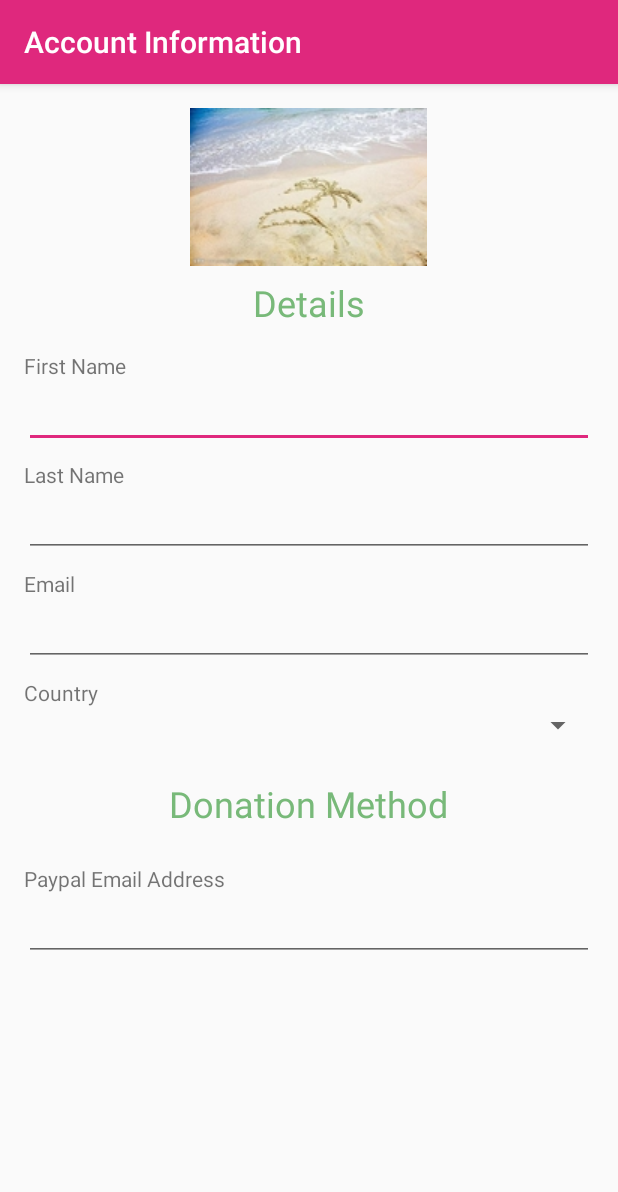
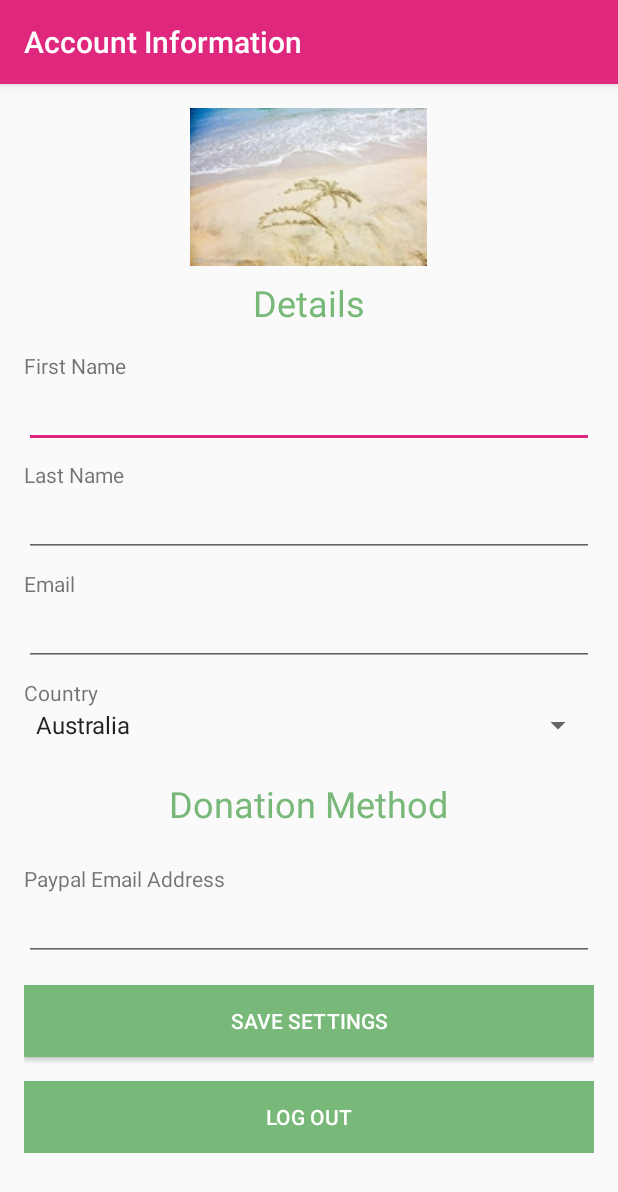
Before and after one commit to jaaasonwu/playgroundideas, an Android app: the AccountInfoActivity screen opened directly, with no data from a screen before it, on a phone screen of 412 x 824 dp. Shown: the top 1192 px of the screen. Run offline under Robolectric (Android 15) with nearby library versions, the phone set to English and light mode, and no system bars.

Commit message:
Implement account information page. Use dependency injection for login. Add forget password. Link sign up to API call.

```diff
--- a/app/src/main/java/com/playgroundideas/playgroundideas/AccountInfoActivity.java
+++ b/app/src/main/java/com/playgroundideas/playgroundideas/AccountInfoActivity.java
@@ -1,17 +1,88 @@
 package com.playgroundideas.playgroundideas;
 
+import android.content.Context;
+import android.content.Intent;
 import android.os.Bundle;
 import android.support.annotation.Nullable;
 import android.support.v7.app.AppCompatActivity;
+import android.view.View;
+import android.widget.ArrayAdapter;
+import android.widget.Button;
+import android.widget.EditText;
+import android.widget.Spinner;
+
+import com.playgroundideas.playgroundideas.datasource.remote.LoginWebservice;
+import com.playgroundideas.playgroundideas.di.screens.DaggerLoginComponent;
+import com.playgroundideas.playgroundideas.di.screens.LoginComponent;
+import com.playgroundideas.playgroundideas.login.LoginActivity;
+
+import javax.inject.Inject;
 
 /**
  * Created by Jason Wu on 9/30/2017.
  */
 
 public class AccountInfoActivity extends AppCompatActivity {
+    public static final String[] mCountries = {"Australia","American","South Africa","China"};
+
+    private Button mSaveButton;
+    private Button mLogoutButton;
+    private EditText mFirstName;
+    private EditText mLastName;
+    private EditText mEmail;
+    private Spinner mCountry;
+    private EditText mPaypal;
+    private LoginComponent mLoginComponent;
+    @Inject
+    LoginWebservice mLoginWebservice;
     @Override
     protected void onCreate(@Nullable Bundle savedInstanceState) {
         super.onCreate(savedInstanceState);
         setContentView(R.layout.activity_account_info);
+
+        mLoginComponent = DaggerLoginComponent.builder().build();
+        mLoginComponent.inject(this);
+
+        mSaveButton = findViewById(R.id.save_button);
+        mLogoutButton = findViewById(R.id.logout_button);
+        mSaveButton.setOnClickListener(new OnSaveClick());
+        mLogoutButton.setOnClickListener(new OnLogoutClick(this));
+
+        mFirstName = findViewById(R.id.firstname_text);
+        mLastName = findViewById(R.id.lastname_text);
+        mEmail = findViewById(R.id.email_text);
+        mCountry = findViewById(R.id.spinner_countires);
+        mPaypal = findViewById(R.id.paypal_email);
+        setUpSpinner();
+    }
+
+    private void setUpSpinner() {
+        ArrayAdapter<String> adapter = new ArrayAdapter<>(this,
+                android.R.layout.simple_spinner_item,mCountries);
+        adapter.setDropDownViewResource(android.R.layout.simple_spinner_dropdown_item);
+        mCountry.setAdapter(adapter);
+        mCountry.setSelection(0);
+    }
+    private class OnSaveClick implements View.OnClickListener {
+        @Override
+        public void onClick(View view) {
+            mLoginWebservice.updateInfo(mFirstName.getText().toString(),
+                    mLastName.getText().toString(),
+                    mEmail.getText().toString(),
+                    (String)mCountry.getSelectedItem(),
+                    mPaypal.getText().toString());
+        }
+    }
+
+    private class OnLogoutClick implements View.OnClickListener {
+        private Context mContext;
+        public OnLogoutClick(Context context) {
+            mContext = context;
+        }
+        @Override
+        public void onClick(View view) {
+            Intent intent = new Intent(mContext, LoginActivity.class);
+            startActivity(intent);
+        }
     }
 }
--- a/app/src/main/java/com/playgroundideas/playgroundideas/datasource/remote/LoginWebservice.java
+++ b/app/src/main/java/com/playgroundideas/playgroundideas/datasource/remote/LoginWebservice.java
@@ -2,10 +2,24 @@ package com.playgroundideas.playgroundideas.datasource.remote;
 
 import okhttp3.ResponseBody;
 import retrofit2.Call;
+import retrofit2.http.Field;
 import retrofit2.http.Header;
 import retrofit2.http.POST;
 
 public interface LoginWebservice {
     @POST("wp/wordpress/index.php")
     Call<ResponseBody> authenticate(@Header("Authorization") String authHeader);
+
+    @POST("/user/signup")
+    Call<ResponseBody> signup(@Field("email") String email);
+
+    @POST("user/forget_password")
+    Call<ResponseBody> forgetPassword(@Field("user") String email);
+
+    @POST("user/update")
+    Call<ResponseBody> updateInfo(@Field("firstName") String firstName,
+                                  @Field("surname") String surname,
+                                  @Field("email") String email,
+                                  @Field("Country") String country,
+                                  @Field("payPal") String payPal);
 }
--- /dev/null
+++ b/app/src/main/java/com/playgroundideas/playgroundideas/di/screens/LoginComponent.java
@@ -0,0 +1,26 @@
+package com.playgroundideas.playgroundideas.di.screens;
+
+import com.playgroundideas.playgroundideas.AccountInfoActivity;
+import com.playgroundideas.playgroundideas.datasource.remote.UserWebservice;
+import com.playgroundideas.playgroundideas.login.LoginFragment;
+import com.playgroundideas.playgroundideas.login.SignUpFragment;
+
+import javax.inject.Singleton;
+
+import dagger.Component;
+
+/**
+ * Created by Jason Wu on 10/2/2017.
+ */
+
+@Singleton
+@Component(modules = {WebServiceModule.class})
+public interface LoginComponent {
+    UserWebservice getLoginWebservice();
+
+    void inject(AccountInfoActivity accountInfoActivity);
+
+    void inject(LoginFragment loginFragment);
+
+    void inject(SignUpFragment signUpFragment);
+}
--- a/app/src/main/java/com/playgroundideas/playgroundideas/login/LoginActivity.java
+++ b/app/src/main/java/com/playgroundideas/playgroundideas/login/LoginActivity.java
@@ -21,4 +21,8 @@ public class LoginActivity extends AppCompatActivity {
         Fragment loginFragment = new LoginFragment();
         fragmentTransaction.add(R.id.login_container, loginFragment).commit();
     }
+
+    @Override
+    public void onBackPressed() {
+    }
 }
--- a/app/src/main/res/layout/activity_account_info.xml
+++ b/app/src/main/res/layout/activity_account_info.xml
@@ -54,7 +54,7 @@
             android:id="@+id/email_text"
             android:layout_width="match_parent"
             android:layout_height="wrap_content"
-            android:inputType="text"/>
+            android:inputType="textEmailAddress"/>
         <TextView
             android:layout_width="match_parent"
             android:layout_height="wrap_content"
@@ -83,6 +83,22 @@
             android:layout_width="match_parent"
             android:layout_height="wrap_content"
             android:inputType="textEmailAddress"/>
+        <Button
+            android:layout_width="match_parent"
+            android:layout_height="wrap_content"
+            android:layout_marginTop="16dp"
+            android:id="@+id/save_button"
+            android:background="@color/green"
+            android:textColor="@color/white"
+            android:text="@string/save_settings"/>
+        <Button
+            android:layout_width="match_parent"
+            android:layout_height="wrap_content"
+            android:layout_marginTop="16dp"
+            android:id="@+id/logout_button"
+            android:background="@color/green"
+            android:textColor="@color/white"
+            android:text="@string/logout"/>
 
     </LinearLayout>
 
--- a/app/src/main/res/values/strings.xml
+++ b/app/src/main/res/values/strings.xml
@@ -73,5 +73,8 @@
     <string name="details">Details</string>
     <string name="donation">Donation Method</string>
     <string name="account_info">Account Information</string>
+    <string name="logout">Log out</string>
+    <string name="forget_pass">Forget Password?</string>
+    <string name="or">Or</string>
 
 </resources>
```
Also changed, not shown: app/src/main/java/com/playgroundideas/playgroundideas/di/screens/WebServiceModule.java (+8 -0 lines), app/src/main/java/com/playgroundideas/playgroundideas/login/LoginFragment.java (+21 -7 lines), app/src/main/java/com/playgroundideas/playgroundideas/login/SignUpFragment.java (+24 -5 lines), app/src/main/res/layout/fragment_login.xml (+19 -1 lines), app/src/main/res/layout/fragment_signup.xml (+5 -5 lines).
